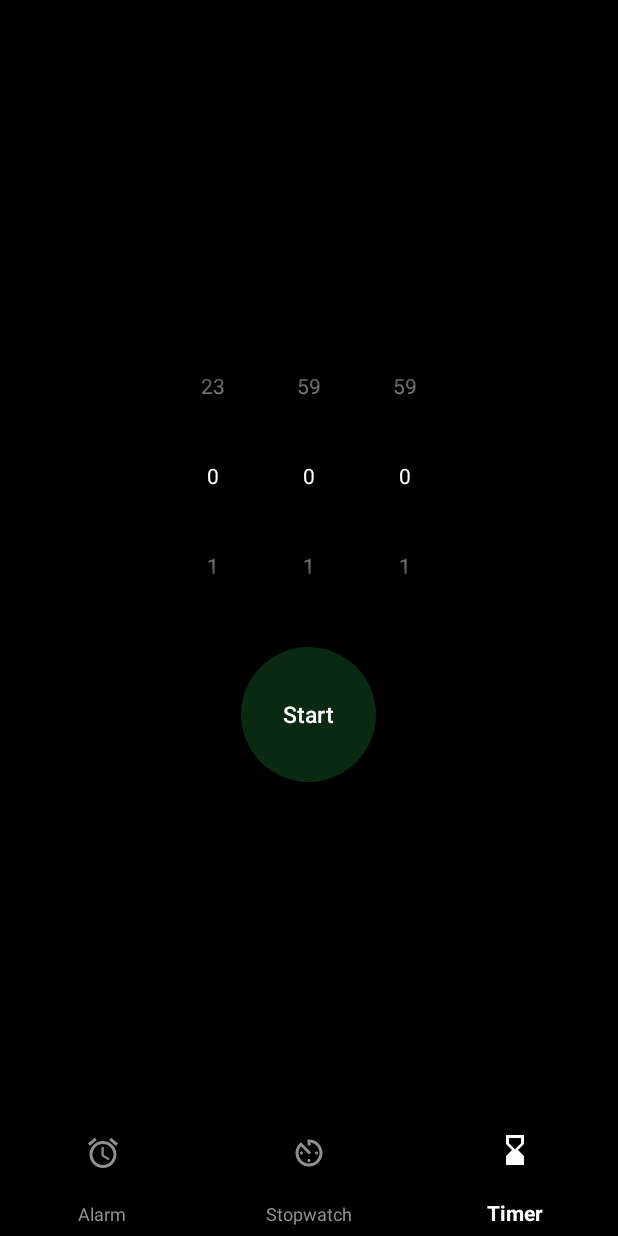
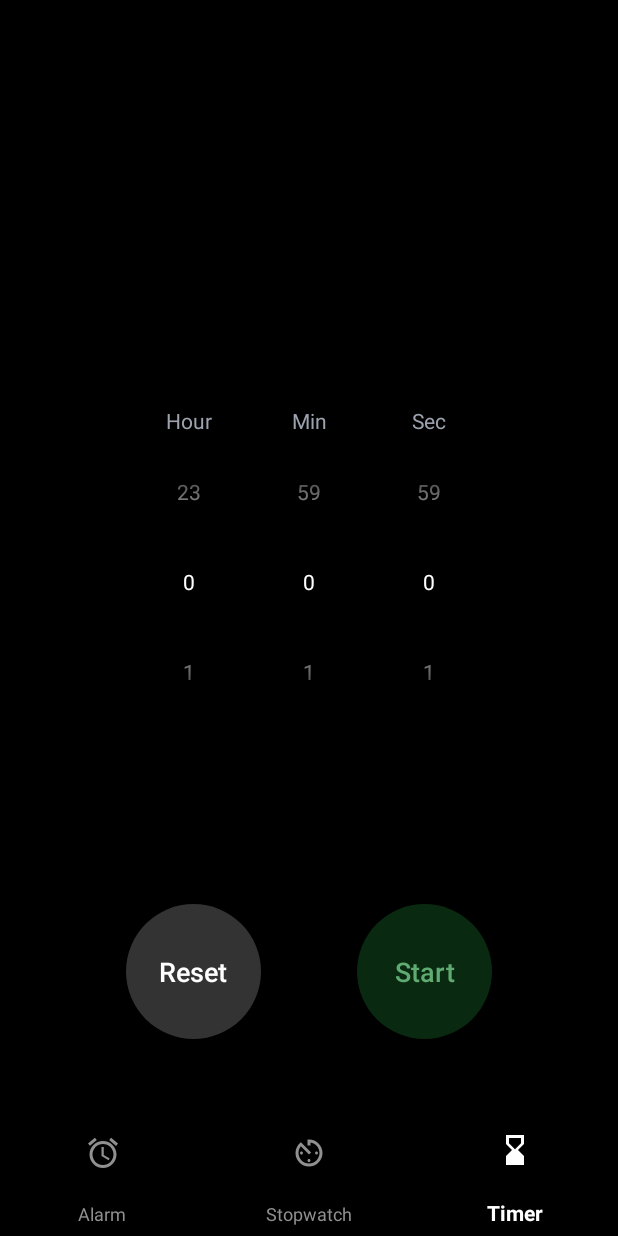
Before and after one commit to expert-tester/WakeMeUp, an Android app: the screen it shows after launch (MainActivity), item 3 of the bottom bar chosen, on a phone screen of 412 x 824 dp. Run offline under Robolectric (Android 15) with nearby library versions, the light colour scheme and no system bars.

Commit message:
Delete unwanted files

```diff
--- a/app/src/main/java/com/example/wakemeup/MainActivity.java
+++ b/app/src/main/java/com/example/wakemeup/MainActivity.java
@@ -7,7 +7,7 @@ import androidx.fragment.app.Fragment;
 
 import com.example.wakemeup.alarm.AlarmFragment;
 import com.example.wakemeup.stopwatch.Stopwatch;
-import com.example.wakemeup.timer.TimerPickerFragment;
+import com.example.wakemeup.timer.Timer;
 import com.google.android.material.bottomnavigation.BottomNavigationView;
 
 public class MainActivity extends AppCompatActivity {
@@ -20,7 +20,7 @@ public class MainActivity extends AppCompatActivity {
 
         Fragment alarmFragment = new AlarmFragment();
         Fragment stopwatchFragment = new Stopwatch();
-        Fragment timerFragment = new TimerPickerFragment();
+        Fragment timerFragment = new Timer();
 
         setCurrentFragment(alarmFragment);
 
--- a/app/src/main/java/com/example/wakemeup/timer/TimerPickerFragment.java
+++ /dev/null
@@ -1,101 +0,0 @@
-package com.example.wakemeup.timer;
-
-import android.annotation.SuppressLint;
-import android.graphics.Color;
-import android.graphics.Paint;
-import android.os.Bundle;
-import android.util.Log;
-import android.view.LayoutInflater;
-import android.view.View;
-import android.view.ViewGroup;
-import android.widget.Button;
-import android.widget.NumberPicker;
-
-import androidx.annotation.NonNull;
-import androidx.annotation.Nullable;
-import androidx.fragment.app.Fragment;
-
-import com.example.wakemeup.R;
-
-import java.lang.reflect.Field;
-
-public class TimerPickerFragment extends Fragment {
-
-    private NumberPicker hoursPicker, minutesPicker, secondsPicker;
-    private Button startButton;
-
-    @Nullable
-    @Override
-    public View onCreateView(@NonNull LayoutInflater inflater, @Nullable ViewGroup container, @Nullable Bundle savedInstanceState) {
-        return inflater.inflate(R.layout.fragment_timer_picker, container, false);
-    }
-
-    @Override
-    public void onViewCreated(@NonNull View view, @Nullable Bundle savedInstanceState) {
-        super.onViewCreated(view, savedInstanceState);
-
-        hoursPicker = view.findViewById(R.id.pickerHour);
-        minutesPicker = view.findViewById(R.id.pickerMin);
-        secondsPicker = view.findViewById(R.id.pickerSec);
-        startButton = view.findViewById(R.id.startButton);
-
-        setupNumberPickers();
-
-        startButton.setOnClickListener(v -> {
-            int totalMillis = (hoursPicker.getValue() * 3600 +
-                    minutesPicker.getValue() * 60 +
-                    secondsPicker.getValue()) * 1000;
-
-            if (totalMillis > 0) {
-                TimerCountdownFragment countdownFragment = TimerCountdownFragment.newInstance(totalMillis);
-                requireActivity().getSupportFragmentManager()
-                        .beginTransaction()
-                        .replace(R.id.flFragment, countdownFragment)
-                        .addToBackStack(null)
-                        .commit();
-            }
-        });
-    }
-
-    private void setupNumberPickers() {
-        // Hour picker
-        hoursPicker.setMinValue(0);
-        hoursPicker.setMaxValue(23);
-        setNumberPickerTextColor(hoursPicker, Color.WHITE);
-
-        // Minute picker
-        minutesPicker.setMinValue(0);
-        minutesPicker.setMaxValue(59);
-        setNumberPickerTextColor(minutesPicker, Color.WHITE);
-
-        // Second picker
-        secondsPicker.setMinValue(0);
-        secondsPicker.setMaxValue(59);
-        setNumberPickerTextColor(secondsPicker, Color.WHITE);
-    }
-
-    private void setNumberPickerTextColor(NumberPicker numberPicker, int color) {
-        try {
-            @SuppressLint("SoonBlockedPrivateApi")
-            Field selectorWheelPaintField = numberPicker.getClass()
-                    .getDeclaredField("mSelectorWheelPaint");
-            selectorWheelPaintField.setAccessible(true);
-
-            Paint paint = (Paint) selectorWheelPaintField.get(numberPicker);
-            paint.setColor(color);
-
-            numberPicker.invalidate();
-
-            // Also set color for EditText child views
-            for (int i = 0; i < numberPicker.getChildCount(); i++) {
-                View child = numberPicker.getChildAt(i);
-                if (child instanceof android.widget.EditText) {
-                    ((android.widget.EditText) child).setTextColor(color);
-                }
-            }
-
-        } catch (Exception e) {
-            Log.w("TimerPickerFragment", "Could not set NumberPicker text color", e);
-        }
-    }
-}
--- a/app/src/main/res/layout/fragment_timer_picker.xml
+++ /dev/null
@@ -1,43 +0,0 @@
-<LinearLayout xmlns:android="http://schemas.android.com/apk/res/android"
-    android:layout_width="match_parent"
-    android:layout_height="match_parent"
-    android:background="#000000"
-    android:backgroundTint="@color/black"
-    android:orientation="vertical"
-    android:gravity="center"
-    android:padding="16dp">
-
-    <LinearLayout
-        android:layout_width="wrap_content"
-        android:layout_height="wrap_content"
-        android:orientation="horizontal"
-        android:gravity="center">
-
-        <NumberPicker
-            android:id="@+id/pickerHour"
-            android:layout_width="wrap_content"
-            android:layout_height="wrap_content" />
-
-        <NumberPicker
-            android:id="@+id/pickerMin"
-            android:layout_width="wrap_content"
-            android:layout_height="wrap_content" />
-
-        <NumberPicker
-            android:id="@+id/pickerSec"
-            android:layout_width="wrap_content"
-            android:layout_height="wrap_content" />
-    </LinearLayout>
-
-    <Button
-        android:id="@+id/startButton"
-        android:layout_width="90dp"
-        android:layout_height="90dp"
-        android:background="@drawable/circle_button_green"
-        android:backgroundTint="@null"
-        android:text="Start"
-        android:textSize="15sp"
-        android:textAllCaps="false"
-        android:textColor="#FFFFFF"
-        android:layout_marginTop="24dp" />
-</LinearLayout>
```
Also changed, not shown: app/src/main/java/com/example/wakemeup/timer/TimerCountdownFragment.java (deleted, +0 -115 lines), app/src/main/java/com/example/wakemeup/timer/TimerFinishedFragment.java (deleted, +0 -69 lines), app/src/main/java/com/example/wakemeup/timer/TimerViewModel.java (deleted, +0 -49 lines), app/src/main/res/layout/fragment_timer_countdown.xml (deleted, +0 -48 lines), app/src/main/res/layout/fragment_timer_finished.xml (deleted, +0 -48 lines).
